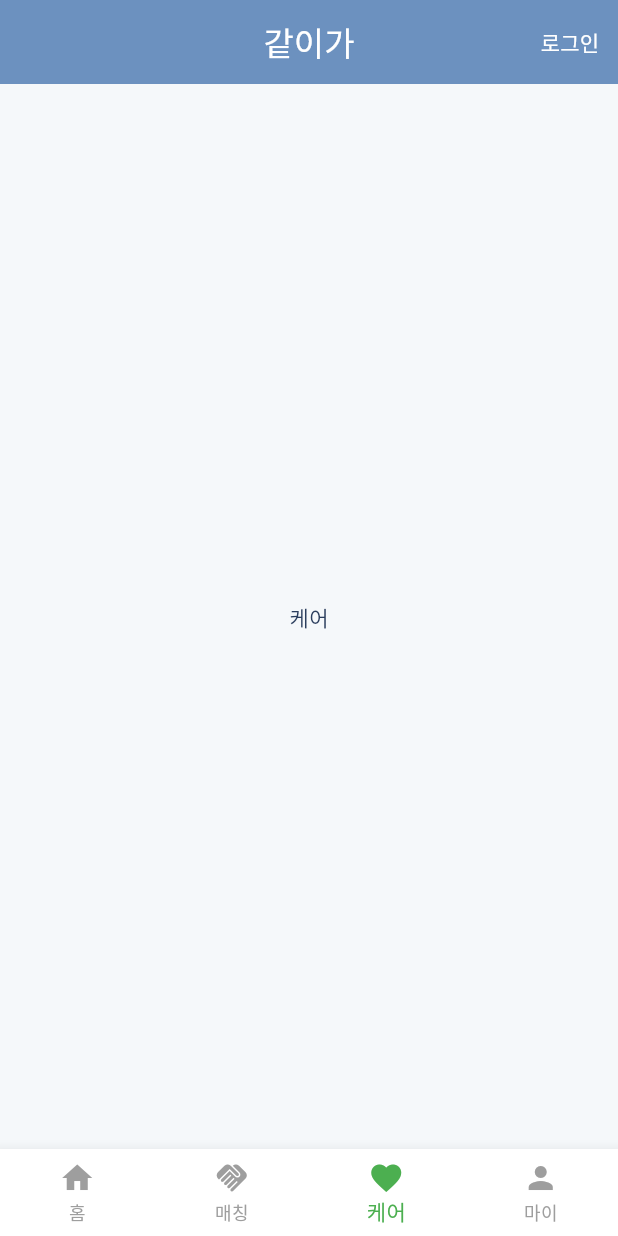
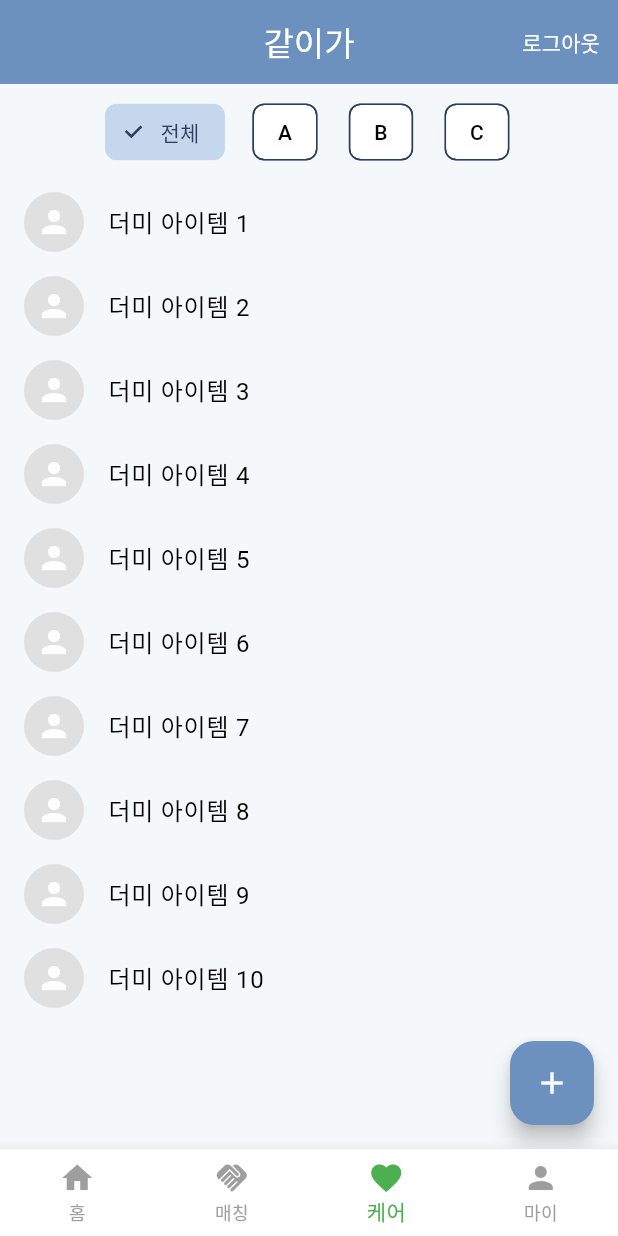
Before and after one commit to pattangeumdduck/gachiga, a Flutter app: the HomeScreen screen opened directly, item 3 of the bottom bar chosen, on a phone screen of 412 x 824 dp. Run offline on Flutter 3.47's test engine with Material 3 defaults, Android fonts, the light colour scheme and no system bars; our stand-ins replace get; network calls fail.

Commit message:
realversion1

```diff
--- a/lib/controllers/auth_controller.dart
+++ b/lib/controllers/auth_controller.dart
@@ -1,13 +1,13 @@
 import 'package:get/get.dart';
 
 class AuthController extends GetxController {
-  RxBool isLoggedIn = false.obs;
+  RxBool isLoggedIn = true.obs;
 
   void login() {
     isLoggedIn.value = true;
   }
 
   void logout() {
-    isLoggedIn.value = false;
+    isLoggedIn.value = true;
   }
 }
--- /dev/null
+++ b/lib/screens/care_screen.dart
@@ -0,0 +1,180 @@
+import 'package:flutter/material.dart';
+import 'package:get/get.dart';
+import 'care_detail_screen.dart';
+
+class CareScreen extends StatefulWidget {
+  const CareScreen({Key? key}) : super(key: key);
+
+  @override
+  _CareScreenState createState() => _CareScreenState();
+}
+
+class _CareScreenState extends State<CareScreen> {
+  // 회원 유형: 'senior'이면 시니어 회원은 본인을 올린 주니어 회원의 리스트를, 'junior'이면 반대로 표시합니다.
+  String userType = 'senior';
+
+  // 10개의 더미 데이터 생성 (userType이 'senior'이면 보일 수 있도록 모두 'junior'로 설정)
+  List<Map<String, dynamic>> careItems = List.generate(10, (index) {
+    return {
+      'id': index + 1,
+      'profileImageUrl': null,
+      'description': '더미 아이템 ${index + 1}',
+      'survey': '설문 내용 예시 ${index + 1}',
+      'category': '전체',
+      'postedBy': 'junior',
+    };
+  });
+
+  String selectedCategory = '전체';
+
+  final TextEditingController _descriptionController = TextEditingController();
+
+  @override
+  void dispose() {
+    _descriptionController.dispose();
+    super.dispose();
+  }
+
+  void _showAddCareModal() {
+    _descriptionController.clear();
+    showModalBottomSheet(
+      context: context,
+      builder: (BuildContext context) {
+        return Padding(
+          padding: const EdgeInsets.all(16.0),
+          child: Column(
+            mainAxisSize: MainAxisSize.min,
+            children: [
+              const Text(
+                '리스트 등록',
+                style: TextStyle(fontSize: 18, fontWeight: FontWeight.bold),
+              ),
+              const SizedBox(height: 12),
+              TextField(
+                controller: _descriptionController,
+                decoration: const InputDecoration(
+                  labelText: '간단한 설명',
+                  border: OutlineInputBorder(),
+                ),
+              ),
+              const SizedBox(height: 12),
+              Row(
+                mainAxisAlignment: MainAxisAlignment.end,
+                children: [
+                  TextButton(
+                    onPressed: () {
+                      Navigator.pop(context);
+                    },
+                    child: const Text('취소'),
+                  ),
+                  ElevatedButton(
+                    onPressed: () {
+                      if (_descriptionController.text.isNotEmpty) {
+                        setState(() {
+                          careItems.add({
+                            'id': careItems.length + 1,
+                            'profileImageUrl': null,
+                            'description': _descriptionController.text,
+                            'survey': '가입 시 작성한 설문조사 예시',
+                            'category': selectedCategory,
+                            'postedBy': userType == 'senior' ? 'junior' : 'senior',
+                          });
+                        });
+                        Navigator.pop(context);
+                      } else {
+                        Get.snackbar('오류', '설명을 입력해주세요');
+                      }
+                    },
+                    child: const Text('등록하기'),
+                  ),
+                ],
+              ),
+            ],
+          ),
+        );
+      },
+    );
+  }
+
+  // 필터링: userType이 senior이면 postedBy가 junior인 항목만, junior이면 반대로 필터링
+  List<Map<String, dynamic>> get filteredCareItems {
+    return careItems.where((item) {
+      bool correctUserType = userType == 'senior'
+          ? item['postedBy'] == 'junior'
+          : item['postedBy'] == 'senior';
+      bool correctCategory = selectedCategory == '전체'
+          ? true
+          : item['category'] == selectedCategory;
+      return correctUserType && correctCategory;
+    }).toList();
+  }
+
+  Widget _buildCategoryBar() {
+    List<String> categories = ['전체', 'A', 'B', 'C'];
+    return SingleChildScrollView(
+      scrollDirection: Axis.horizontal,
+      child: Row(
+        children: categories.map((cat) {
+          bool isSelected = cat == selectedCategory;
+          return Padding(
+            padding: const EdgeInsets.symmetric(horizontal: 8.0),
+            child: ChoiceChip(
+              label: Text(cat),
+              selected: isSelected,
+              onSelected: (_) {
+                setState(() {
+                  selectedCategory = cat;
+                });
+              },
+            ),
+          );
+        }).toList(),
+      ),
+    );
+  }
+
+  Widget _buildCareListItem(Map<String, dynamic> item) {
+    return ListTile(
+      leading: CircleAvatar(
+        backgroundColor: Colors.grey[300],
+        backgroundImage: item['profileImageUrl'] != null
+            ? NetworkImage(item['profileImageUrl'])
+            : null,
+        child: item['profileImageUrl'] == null
+            ? const Icon(Icons.person)
+            : null,
+      ),
+      title: Text(item['description']),
+      onTap: () {
+        Get.to(() => CareDetailScreen(careItem: item));
+      },
+    );
+  }
+
+  @override
+  Widget build(BuildContext context) {
+    return Scaffold(
+      // 앱 바 제거됨
+      body: Column(
+        children: [
+          Padding(
+            padding: const EdgeInsets.all(8.0),
+            child: _buildCategoryBar(),
+          ),
+          Expanded(
+            child: ListView.builder(
+              itemCount: filteredCareItems.length,
+              itemBuilder: (context, index) {
+                return _buildCareListItem(filteredCareItems[index]);
+              },
+            ),
+          ),
+        ],
+      ),
+      floatingActionButton: FloatingActionButton(
+        onPressed: _showAddCareModal,
+        child: const Icon(Icons.add),
+      ),
+    );
+  }
+}
--- a/lib/screens/home_screen.dart
+++ b/lib/screens/home_screen.dart
@@ -1,7 +1,9 @@
 import 'package:flutter/material.dart';
 import 'package:get/get.dart';
 import 'package:gachiga1/controllers/auth_controller.dart';
-
+import 'package:gachiga1/screens/my_page_screen.dart';
+import 'package:gachiga1/screens/care_screen.dart';
+import 'package:gachiga1/screens/matching_screen.dart';
 class HomeScreen extends StatefulWidget {
   const HomeScreen({super.key});
 
@@ -14,9 +16,9 @@ class _HomeScreenState extends State<HomeScreen> {
 
   final List<Widget> _pages = [
     Center(child: Text('홈')),
-    Center(child: Text('매칭')),
-    Center(child: Text('케어')),
-    Center(child: Text('마이')),
+    MatchingScreen(),
+    CareScreen(),
+    MyPageScreen(),
   ];
 
   @override
--- a/pubspec.yaml
+++ b/pubspec.yaml
@@ -21,3 +21,5 @@ dev_dependencies:
 
 flutter:
   uses-material-design: true
+  assets:
+    - assets/images/
```
Also changed, not shown: lib/screens/care_detail_screen.dart (added, +62 -0 lines), lib/screens/matching_screen.dart (added, +37 -0 lines), lib/screens/my_page_screen.dart (added, +94 -0 lines), lib/screens/signup/signup_intro.dart (deleted, +0 -43 lines), lib/screens/user_type_selection_screen.dart (+5 -4 lines).
